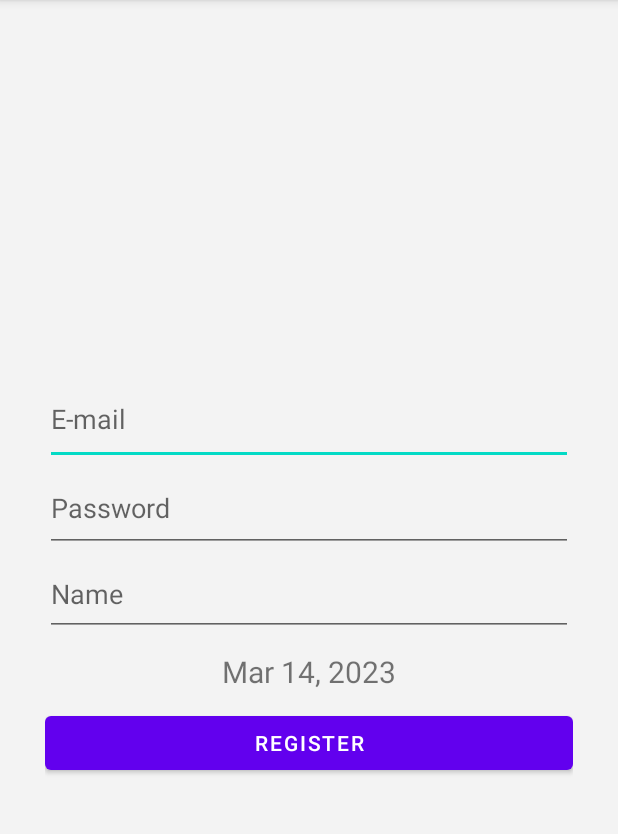
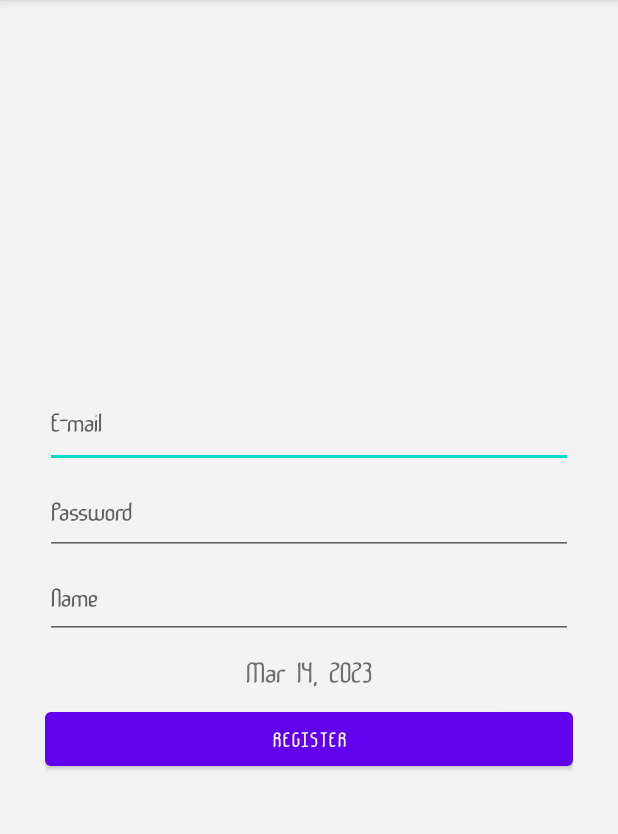
Before and after one commit to THEdie17/JankenUltra, an Android app: the Register screen opened directly, with no data from a screen before it, on a phone screen of 412 x 824 dp, the part 84-918 px from its top. Run offline under Robolectric (Android 15) with nearby library versions, the light colour scheme and no system bars; our stand-ins replace Firebase (no records; nobody signed in at launch, a user with empty details on screens opened directly).

Commit message:
Merge branch 'main' of https://github.com/THEdie17/JankenUltra

```diff
--- a/app/src/main/java/com/example/jankenultra/Register.kt
+++ b/app/src/main/java/com/example/jankenultra/Register.kt
@@ -1,6 +1,7 @@
 package com.example.jankenultra
 
 import android.content.Intent
+import android.graphics.Typeface
 import androidx.appcompat.app.AppCompatActivity
 import android.os.Bundle
 import android.util.Patterns
@@ -17,12 +18,12 @@ import java.util.*
 
 class Register : AppCompatActivity() {
 
-    lateinit var emailEt: EditText
-    lateinit var passEt: EditText
-    lateinit var nameEt: EditText
-    lateinit var dateTxt: TextView
-    lateinit var register: Button
-    lateinit var auth: FirebaseAuth
+    private lateinit var emailEt: EditText
+    private lateinit var passEt: EditText
+    private lateinit var nameEt: EditText
+    private lateinit var dateTxt: TextView
+    private lateinit var register: Button
+    private lateinit var auth: FirebaseAuth
     override fun onCreate(savedInstanceState: Bundle?) {
         super.onCreate(savedInstanceState)
         setContentView(R.layout.activity_register)
@@ -38,6 +39,13 @@ class Register : AppCompatActivity() {
         val formattedDate = formatter.format(date)
         //ara la mostrem al TextView
         dateTxt.text = formattedDate
+        val tf = Typeface.createFromAsset(assets,"fonts/janken.ttf")
+
+        emailEt.setTypeface(tf)
+        passEt.setTypeface(tf)
+        nameEt.setTypeface(tf)
+        dateTxt.setTypeface(tf)
+        register.setTypeface(tf)
 
         register.setOnClickListener {
             //Abans de fer el registre validem les dades
@@ -78,12 +86,12 @@ class Register : AppCompatActivity() {
     private fun updateUI(user: FirebaseUser?) {
         //hi ha un interrogant perquè podria ser null
         if (user != null) {
-            var puntuacio: Int = 0
+            var score = 0
             var uidString: String = user.uid
-            var correoString: String = emailEt.text.toString()
+            var emailString: String = emailEt.text.toString()
             var passString: String = passEt.text.toString()
-            var nombreString: String = nameEt.text.toString()
-            var fechaString: String = dateTxt.text.toString()
+            var usernameString: String = nameEt.text.toString()
+            var dateString: String = dateTxt.text.toString()
             //AQUI GUARDA EL CONTINGUT A LA BASE DE DADES
             jumpStart()
 // FALTA FER
--- /dev/null
+++ b/app/src/main/res/drawable/custombutton.xml
@@ -0,0 +1,5 @@
+<?xml version="1.0" encoding="utf-8"?>
+<shape xmlns:android="http://schemas.android.com/apk/res/android">
+    <solid android:color="#4c2882"/>
+    <corners android:radius="50dp" />
+</shape>
```
Also changed, not shown: app/src/main/java/com/example/jankenultra/Login.kt (+21 -17 lines), app/src/main/java/com/example/jankenultra/MainActivity.kt (+6 -2 lines), app/src/main/java/com/example/jankenultra/Menu.kt (+51 -6 lines), app/src/main/res/drawable/rounded_corner.xml (added, +16 -0 lines), app/src/main/res/layout/activity_menu.xml (+10 -8 lines), app/src/main/assets/fonts/janken.ttf (added).
